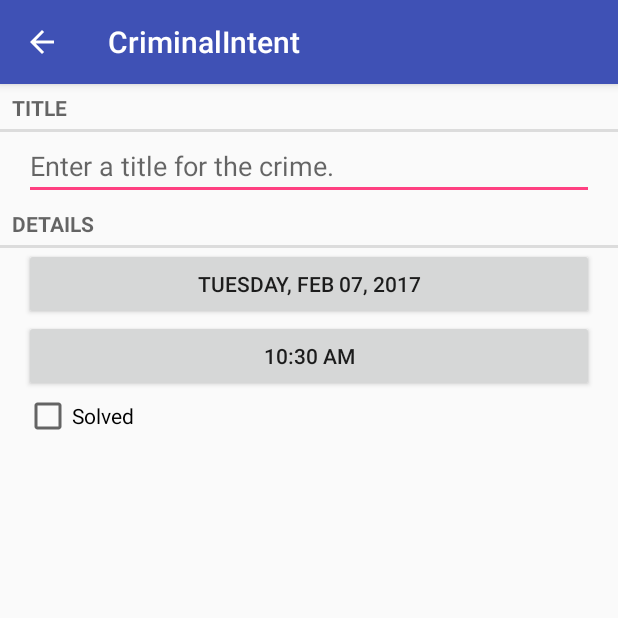
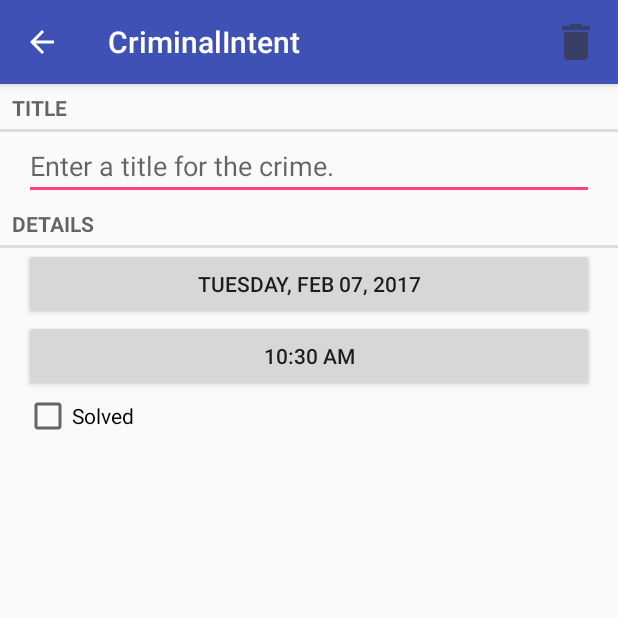
Before and after one commit to Hultron/BigNerdRanch2, an Android app: the CrimePagerActivity screen opened directly, with no data from a screen before it, on a phone screen of 412 x 824 dp, the top half of it. Run offline under Robolectric (Android 15) with nearby library versions, the phone set to English and light mode, and no system bars.

Commit message:
恢复删除crime

```diff
--- a/CriminalIntent/src/main/java/com/hultron/bignerdranch2/CrimeFragment.java
+++ b/CriminalIntent/src/main/java/com/hultron/bignerdranch2/CrimeFragment.java
@@ -9,6 +9,9 @@ import android.text.Editable;
 import android.text.TextWatcher;
 import android.text.format.DateFormat;
 import android.view.LayoutInflater;
+import android.view.Menu;
+import android.view.MenuInflater;
+import android.view.MenuItem;
 import android.view.View;
 import android.view.ViewGroup;
 import android.widget.Button;
@@ -37,6 +40,7 @@ public class CrimeFragment extends Fragment {
     super.onCreate(savedInstanceState);
     UUID crimeId = (UUID) getArguments().getSerializable(ARG_CRIME_ID);
     mCrime = CrimeLab.get(getActivity()).getCrime(crimeId);
+    setHasOptionsMenu(true);
   }
 
   @Override
@@ -97,6 +101,23 @@ public class CrimeFragment extends Fragment {
   }
 
   @Override
+  public void onCreateOptionsMenu(Menu menu, MenuInflater inflater) {
+    super.onCreateOptionsMenu(menu, inflater);
+    inflater.inflate(R.menu.fragment_crime, menu);
+  }
+  @Override
+  public boolean onOptionsItemSelected(MenuItem item) {
+    switch (item.getItemId()) {
+      case R.id.delete_crime:
+        CrimeLab.get(getActivity()).removeCrime(mCrime.getId());
+        getActivity().finish();
+        return true;
+      default:
+        return super.onOptionsItemSelected(item);
+    }
+  }
+
+  @Override
   public void onActivityResult(int requestCode, int resultCode, Intent data) {
     if (resultCode != Activity.RESULT_OK) {
       return;
--- a/CriminalIntent/src/main/java/com/hultron/bignerdranch2/CrimeListFragment.java
+++ b/CriminalIntent/src/main/java/com/hultron/bignerdranch2/CrimeListFragment.java
@@ -77,11 +77,13 @@ public class CrimeListFragment extends Fragment {
       mAdapter = new CrimeAdapter(crimes);
       mRecyclerView.setAdapter(mAdapter);
     } else {
-      mAdapter.notifyItemChanged(mItemUpdatedPosition);
+      //mAdapter.notifyItemChanged(mItemUpdatedPosition);
+      mAdapter.notifyItemRangeRemoved(mItemUpdatedPosition, 1);
       mItemUpdatedPosition = RecyclerView.NO_POSITION;
     }
     updateSubtitle();
   }
+
   private class CrimeHolder extends RecyclerView.ViewHolder implements View.OnClickListener{
     private Crime mCrime;
     private TextView mTitleTextView;
--- a/CriminalIntent/src/main/res/menu/fragment_crime.xml
+++ b/CriminalIntent/src/main/res/menu/fragment_crime.xml
@@ -1,4 +1,9 @@
 <?xml version="1.0" encoding="utf-8"?>
-<menu xmlns:android="http://schemas.android.com/apk/res/android">
-
+<menu xmlns:android="http://schemas.android.com/apk/res/android"
+    xmlns:app="http://schemas.android.com/apk/res-auto">
+  <item
+      android:id="@+id/delete_crime"
+      android:icon="@drawable/ic_menu_delete"
+      android:title="@string/delete_crime"
+      app:showAsAction="ifRoom|withText"/>
 </menu>
```
Also changed, not shown: CriminalIntent/src/main/java/com/hultron/bignerdranch2/CrimeLab.java (+9 -0 lines), CriminalIntent/src/main/res/drawable-hdpi/ic_menu_delete.png (added), CriminalIntent/src/main/res/drawable-mdpi/ic_menu_delete.png (added), CriminalIntent/src/main/res/drawable-xhdpi/ic_menu_delete.png (added), CriminalIntent/src/main/res/drawable-xxhdpi/ic_menu_delete.png (added).
